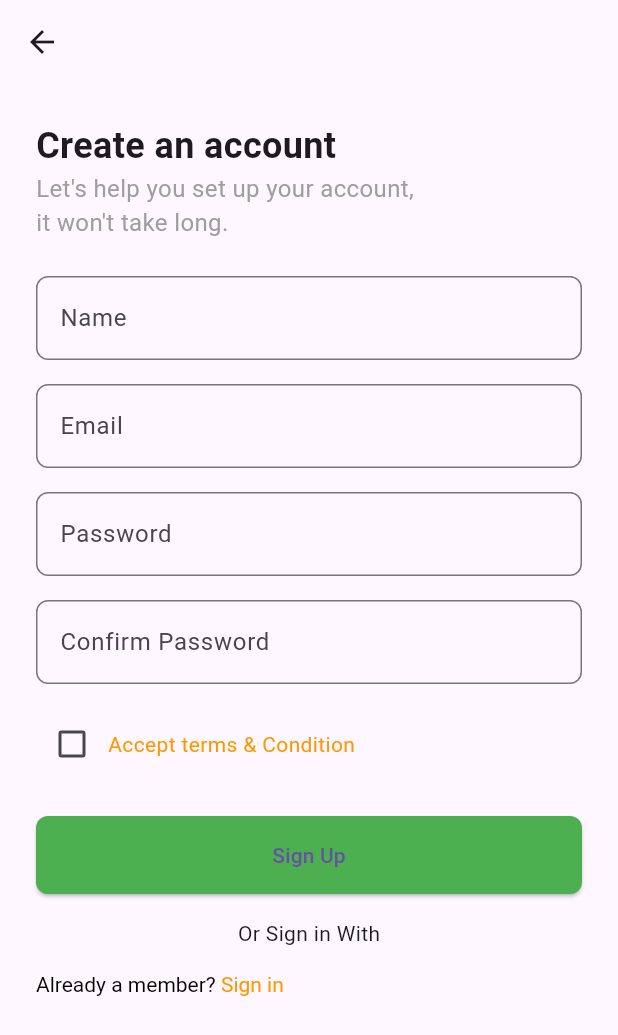
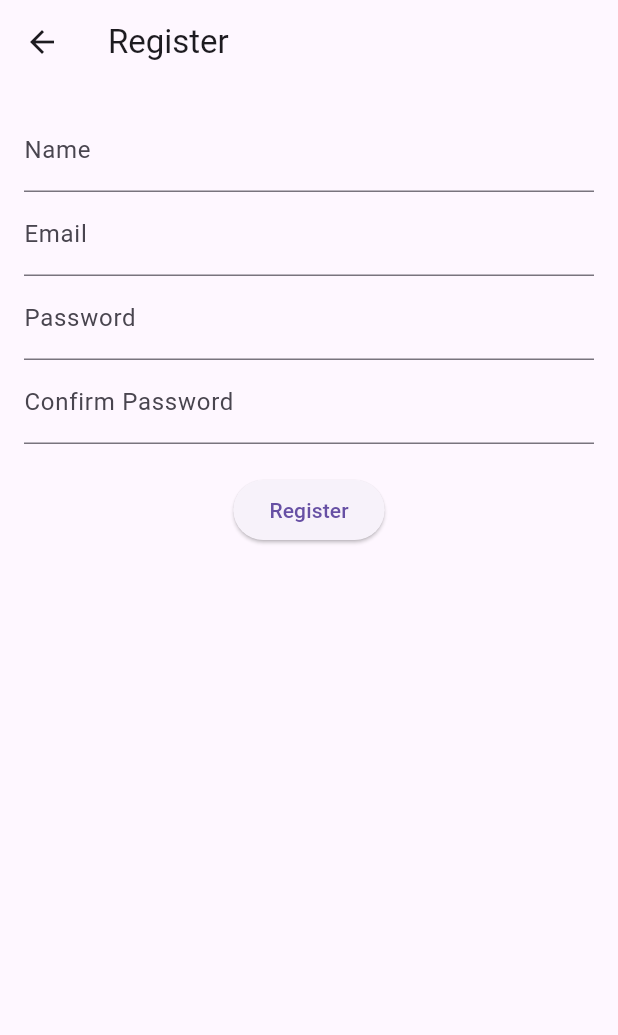
Before and after one commit to receipe-app/receipe-app, a Flutter app: the RegisterScreen screen opened by its route, on a phone screen of 412 x 824 dp. Shown: the top 1035 px of the screen. Run offline on Flutter 3.47's test engine with Material 3 defaults, Android fonts, the phone set to English and light mode, and no system bars; our stand-ins replace bloc, dio, flutter_bloc, freezed_annotation, shared_preferences; accounts and stored records are empty.

Commit message:
assets qoshildi fazlidin akada korinmagani uchun

```diff
--- a/lib/data/service/dio/user_dio_service.dart
+++ b/lib/data/service/dio/user_dio_service.dart
@@ -1,6 +1,8 @@
 import 'dart:developer';
 
 import 'package:dio/dio.dart';
+import 'package:receipe_app/core/network/dio_client.dart';
+import 'package:receipe_app/data/model/app_resposne.dart';
 
 import '../../model/user_model.dart';
 
--- a/lib/ui/screens/auth/sign_up_screen.dart
+++ b/lib/ui/screens/auth/sign_up_screen.dart
@@ -1,11 +1,15 @@
 import 'package:flutter/material.dart';
 import 'package:flutter_bloc/flutter_bloc.dart';
-import 'package:receipe_app/core/app.dart';
-import 'package:receipe_app/ui/widgets/custom_textfield.dart';
+import 'package:receipe_app/logic/bloc/auth/auth_bloc.dart';
 
-import '../../../logic/bloc/auth/auth_bloc.dart';
+class RegisterScreen extends StatefulWidget {
+  const RegisterScreen({super.key});
 
-class RegisterScreen extends StatelessWidget {
+  @override
+  _RegisterScreenState createState() => _RegisterScreenState();
+}
+
+class _RegisterScreenState extends State<RegisterScreen> {
   final _formKey = GlobalKey<FormState>();
   final TextEditingController _nameController = TextEditingController();
   final TextEditingController _emailController = TextEditingController();
@@ -13,137 +17,84 @@ class RegisterScreen extends StatelessWidget {
   final TextEditingController _confirmPasswordController =
       TextEditingController();
 
-  RegisterScreen({super.key});
+  void _register() {
+    if (_formKey.currentState!.validate()) {
+      if (_passwordController.text == _confirmPasswordController.text) {
+        BlocProvider.of<AuthBloc>(context).add(RegisterUserEvent(
+          name: _nameController.text,
+          email: _emailController.text,
+          password: _passwordController.text,
+        ));
+      } else {
+        ScaffoldMessenger.of(context).showSnackBar(
+          const SnackBar(content: const Text('Passwords do not match')),
+        );
+      }
+    }
+  }
 
   @override
   Widget build(BuildContext context) {
     return Scaffold(
-      appBar: AppBar(),
-      body: SingleChildScrollView(
-        padding: const EdgeInsets.all(24.0),
+      appBar: AppBar(title: const Text('Register')),
+      body: Padding(
+        padding: const EdgeInsets.all(16.0),
         child: Form(
           key: _formKey,
           child: Column(
-            crossAxisAlignment: CrossAxisAlignment.start,
             children: [
-              const Text(
-                'Create an account',
-                style: TextStyle(fontSize: 24, fontWeight: FontWeight.bold),
-              ),
-              const Text(
-                "Let's help you set up your account,\nit won't take long.",
-                style: TextStyle(fontSize: 16, color: Colors.grey),
-              ),
-              const SizedBox(height: 24),
-              CustomTextField(
+              TextFormField(
                 controller: _nameController,
-                label: 'Name',
-                hint: 'Enter Name',
-              ),
-              const SizedBox(height: 16),
-              CustomTextField(
-                controller: _emailController,
-                label: 'Email',
-                hint: 'Enter Email',
-                isEmail: true,
-              ),
-              const SizedBox(height: 16),
-              CustomTextField(
-                controller: _passwordController,
-                label: 'Password',
-                hint: 'Enter Password',
-                isPassword: true,
+                decoration: const InputDecoration(labelText: 'Name'),
                 validator: (value) {
                   if (value == null || value.isEmpty) {
-                    return 'Please enter Password';
-                  } else if (value.length < 6) {
-                    return 'Password must be at least 6 characters';
+                    return 'Please enter your name';
                   }
                   return null;
                 },
               ),
-              const SizedBox(height: 16),
-              CustomTextField(
-                controller: _confirmPasswordController,
-                label: 'Confirm Password',
-                hint: 'Retype Password',
-                isPassword: true,
+              TextFormField(
+                controller: _emailController,
+                decoration: const InputDecoration(labelText: 'Email'),
+                keyboardType: TextInputType.emailAddress,
                 validator: (value) {
-                  if (value != _passwordController.text) {
-                    return 'Passwords do not match';
+                  if (value == null || value.isEmpty) {
+                    return 'Please enter your email';
+                  } else if (!RegExp(r'^[^@]+@[^@]+\.[^@]+').hasMatch(value)) {
+                    return 'Please enter a valid email';
                   }
                   return null;
                 },
               ),
-              const SizedBox(height: 16),
-              Row(
-                children: [
-                  Checkbox(
-                    value: false,
-                    onChanged: (value) {},
-                    activeColor: Colors.orange,
-                  ),
-                  const Text(
-                    'Accept terms & Condition',
-                    style: TextStyle(color: Colors.orange),
-                  ),
-                ],
-              ),
-              const SizedBox(height: 24),
-              BlocConsumer<AuthBloc, AuthState>(
-                listener: (context, state) {
-                  if (state.authStatus == AuthStatus.error) {
-                    ScaffoldMessenger.of(context).showSnackBar(
-                      SnackBar(
-                          content: Text(state.error ?? 'An error occurred')),
-                    );
-                  } else if (state.authStatus == AuthStatus.authenticated) {
-                    Navigator.pushReplacementNamed(context, '/home');
+              TextFormField(
+                controller: _passwordController,
+                decoration: const InputDecoration(labelText: 'Password'),
+                obscureText: true,
+                validator: (value) {
+                  if (value == null || value.isEmpty) {
+                    return 'Please enter your password';
+                  } else if (value.length < 6) {
+                    return 'Password must be at least 6 characters long';
                   }
-                },
-                builder: (context, state) {
-                  return state.authStatus == AuthStatus.loading
-                      ? const Center(child: CircularProgressIndicator())
-                      : SizedBox(
-                          width: double.infinity,
-                          child: ElevatedButton(
-                            onPressed: () {
-                              if (_formKey.currentState!.validate()) {
-                                context.read<AuthBloc>().add(
-                                      AuthEvent.registerUser(
-                                        name: _nameController.text,
-                                        email: _emailController.text,
-                                        password: _passwordController.text,
-                                      ),
-                                    );
-                              }
-                            },
-                            style: ElevatedButton.styleFrom(
-                              backgroundColor: Colors.green,
-                              padding: const EdgeInsets.symmetric(vertical: 16),
-                              shape: RoundedRectangleBorder(
-                                borderRadius: BorderRadius.circular(8),
-                              ),
-                            ),
-                            child: const Text('Sign Up'),
-                          ),
-                        );
+                  return null;
                 },
               ),
-              const SizedBox(height: 16),
-              const Center(child: Text('Or Sign in With')),
-              const SizedBox(height: 16),
-              RichText(
-                text: const TextSpan(
-                  style: TextStyle(color: Colors.black),
-                  children: [
-                    TextSpan(text: "Already a member? "),
-                    TextSpan(
-                      text: 'Sign in',
-                      style: TextStyle(color: Colors.orange),
-                    ),
-                  ],
-                ),
+              TextFormField(
+                controller: _confirmPasswordController,
+                decoration:
+                    const InputDecoration(labelText: 'Confirm Password'),
+                obscureText: true,
+                validator: (value) {
+                  if (value == null || value.isEmpty) {
+                    return 'Please confirm your password';
+                  }
+                  return null;
+                },
+              ),
+              const SizedBox(height: 20),
+              ElevatedButton(
+                onPressed: _register,
+                child: const Text('Register'),
               ),
             ],
           ),
--- a/lib/ui/widgets/custom_textfield.dart
+++ /dev/null
@@ -1,43 +0,0 @@
-import 'package:flutter/material.dart';
-
-class CustomTextField extends StatelessWidget {
-  final TextEditingController controller;
-  final String label;
-  final String hint;
-  final bool isPassword;
-  final bool isEmail;
-  final String? Function(String?)? validator;
-
-  const CustomTextField({
-    Key? key,
-    required this.controller,
-    required this.label,
-    required this.hint,
-    this.isPassword = false,
-    this.isEmail = false,
-    this.validator,
-  }) : super(key: key);
-
-  @override
-  Widget build(BuildContext context) {
-    return TextFormField(
-      controller: controller,
-      decoration: InputDecoration(
-        labelText: label,
-        hintText: hint,
-        border: OutlineInputBorder(
-          borderRadius: BorderRadius.circular(8),
-        ),
-      ),
-      obscureText: isPassword,
-      keyboardType: isEmail ? TextInputType.emailAddress : TextInputType.text,
-      validator: validator ??
-          (value) {
-            if (value == null || value.isEmpty) {
-              return 'Please enter $label';
-            }
-            return null;
-          },
-    );
-  }
-}
```
Also changed, not shown: lib/core/network/dio_client.dart (added, +73 -0 lines), lib/data/model/app_resposne.dart (added, +13 -0 lines), lib/ui/screens/auth/login_screen.dart (+44 -96 lines).
